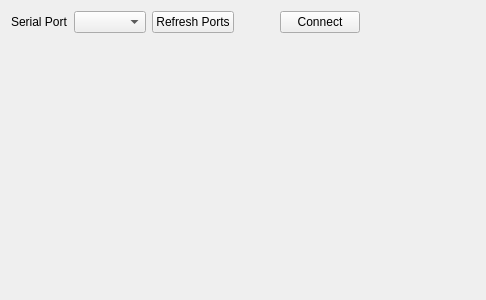
The window that src/brickv/plugin_system/plugins/red/ui/red_tab_console.ui (Tinkerforge/brickv) describes before a commit, drawn with Qt 5.
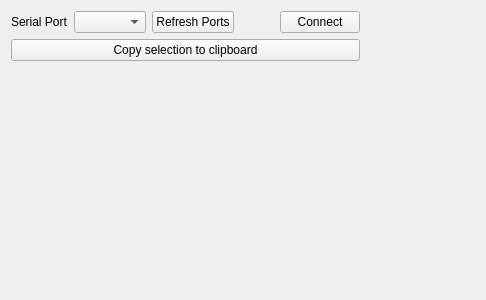
The same window after the commit.

Commit message: Fix bugs in console section and add copy to clipboard button

The edit to the form file:
```diff
--- a/src/brickv/plugin_system/plugins/red/ui/red_tab_console.ui
+++ b/src/brickv/plugin_system/plugins/red/ui/red_tab_console.ui
@@ -57,6 +57,13 @@
        </item>
       </layout>
      </item>
+     <item>
+      <widget class="QPushButton" name="copy_button">
+       <property name="text">
+        <string>Copy selection to clipboard</string>
+       </property>
+      </widget>
+     </item>
      <item>
       <spacer name="verticalSpacer">
        <property name="orientation">
```
The commit also changes 2 other files.
